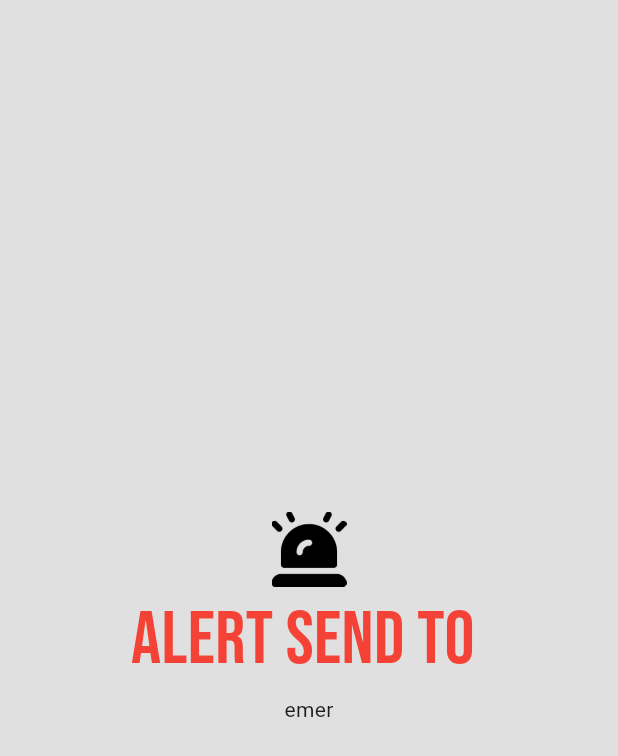
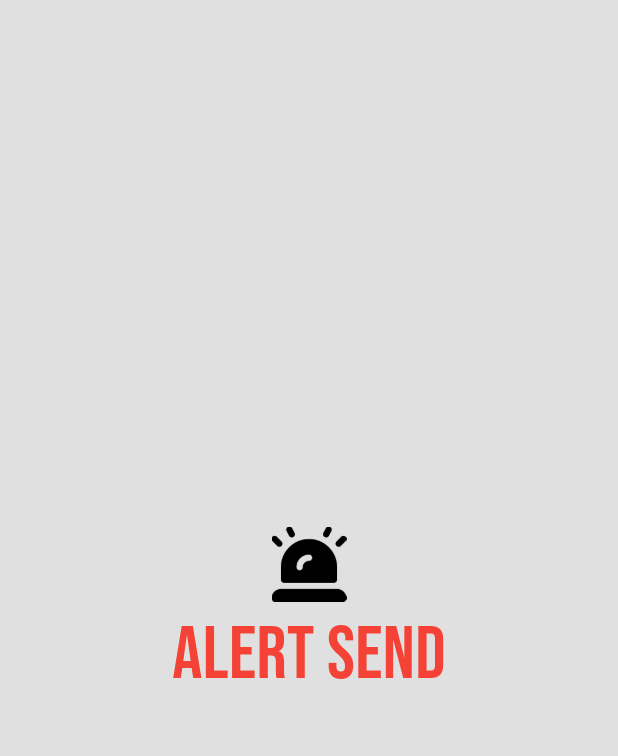
Before and after one commit to nicnochuh/medd, a Flutter app: the AlertPage screen opened directly, on a phone screen of 412 x 824 dp. Shown: the top 756 px of the screen. Run offline on Flutter 3.47's test engine with Material 3 defaults, Android fonts, the phone set to English and light mode, and no system bars; our stand-ins replace cloud_firestore, firebase_auth, firebase_core, flutter_local_notifications, google_fonts; accounts and stored records are empty.

Commit message:
modified:   lib/components/alertpage.dart 	deleted:    lib/components/alerts.dart 	modified:   lib/components/emergency.dart 	new file:   lib/components/user_data.dart 	deleted:    lib/navigation/navbar.dart 	modified:   lib/pages/intro.dart 	modified:   lib/pages/user.dart 	modified:   pubspec.yaml

```diff
--- a/lib/components/alertpage.dart
+++ b/lib/components/alertpage.dart
@@ -1,10 +1,7 @@
 import 'package:flutter/material.dart';
 import 'package:google_fonts/google_fonts.dart';
-import 'package:med/pages/user.dart';
 
 class AlertPage extends StatelessWidget {
-  // Predefined phone numb
-
   @override
   Widget build(BuildContext context) {
     return Scaffold(
@@ -20,12 +17,9 @@ class AlertPage extends StatelessWidget {
               ),
             ),
           ),
-          Text("ALERT SEND TO ",
+          Text("ALERT SEND",
               style: GoogleFonts.bebasNeue(
                   textStyle: const TextStyle(fontSize: 50, color: Colors.red))),
-          Text(
-            Users.number,
-          ),
         ],
       ),
     );
--- /dev/null
+++ b/lib/components/user_data.dart
@@ -0,0 +1,4 @@
+class UserData {
+  static String emer = '';
+}
+//user_data.dart
--- a/lib/pages/user.dart
+++ b/lib/pages/user.dart
@@ -2,11 +2,10 @@ import 'package:cloud_firestore/cloud_firestore.dart';
 import 'package:firebase_auth/firebase_auth.dart';
 import 'package:flutter/material.dart';
 import 'package:google_fonts/google_fonts.dart';
+import 'package:med/components/user_data.dart';
 import 'package:med/components/userdetails.dart';
 
 class Users extends StatefulWidget {
-  static String number = 'emer';
-
   const Users({super.key});
 
   @override
@@ -64,6 +63,9 @@ class _UserState extends State<Users> {
 //update in firestore
     if (newValue.trim().isNotEmpty) {
       await usersCollection.doc(currentUser.email).update({field: newValue});
+      if (field == 'emer') {
+        UserData.emer = newValue; // Update the static member
+      }
     }
   }
 
@@ -94,6 +96,7 @@ class _UserState extends State<Users> {
           //get user data
           if (snapshot.hasData) {
             final userdata = snapshot.data!.data() as Map<String, dynamic>;
+
             return ListView(
               children: [
                 const Column(
@@ -181,6 +184,8 @@ class _UserState extends State<Users> {
                   sectionName: 'emergency number',
                   onpressed: () => editfield('emer'),
                 ),
+                //allergies
+                //
               ],
             );
           } else if (snapshot.hasError) {
```
Also changed, not shown: lib/components/emergency.dart (+5 -3 lines), lib/pages/intro.dart (+23 -24 lines), pubspec.yaml (+7 -1 lines), lib/components/alerts.dart (deleted), lib/navigation/navbar.dart (deleted).
